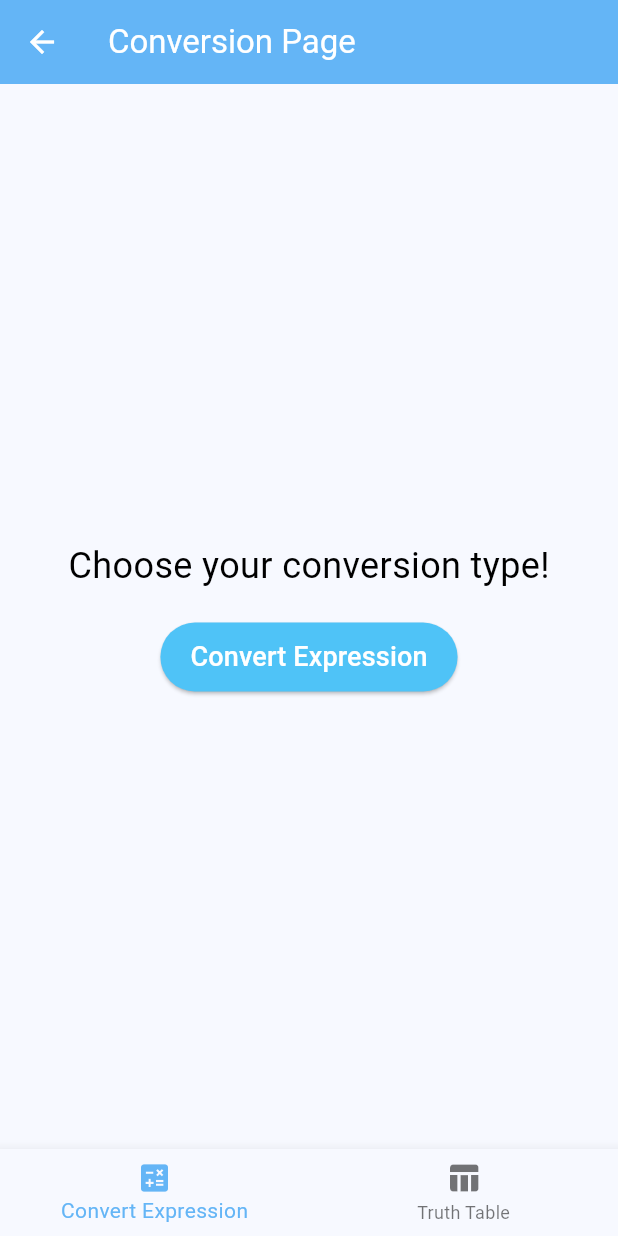
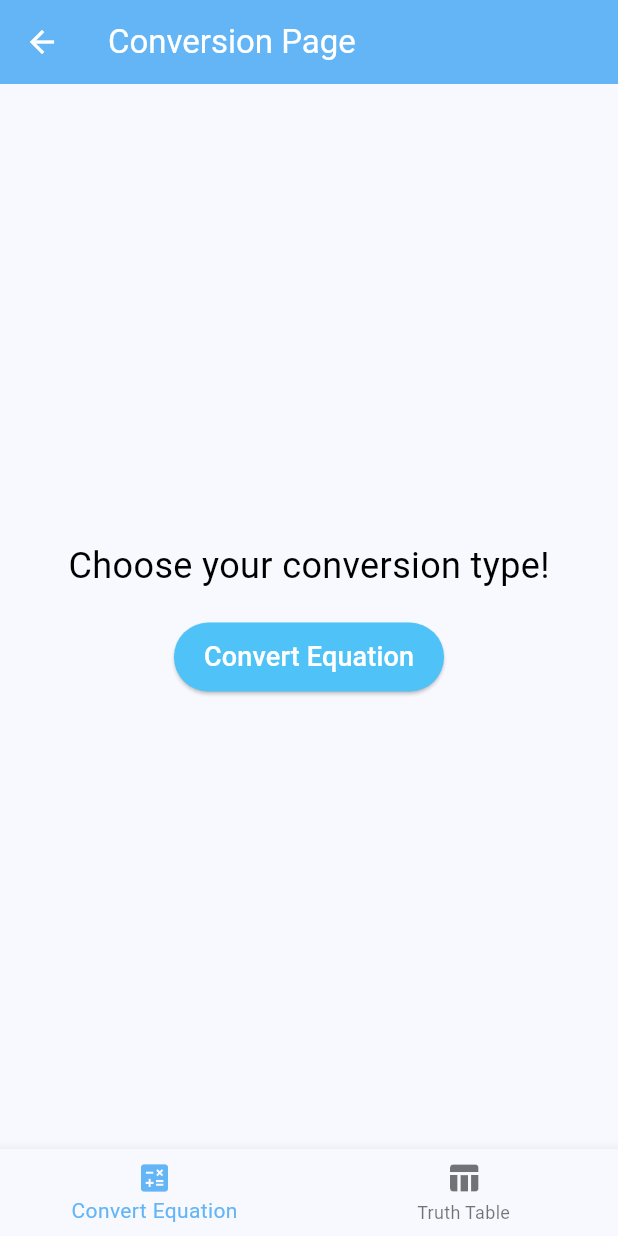
Before and after one commit to Zyldzkie/logicalc, a Flutter app: the screen it shows after launch, after a tap on "Get Started", on a phone screen of 412 x 824 dp. Run offline on Flutter 3.47's test engine with Material 3 defaults, Android fonts, the phone set to English and light mode, and no system bars; our stand-ins replace camera, shared_preferences; missing offline and left inert: expressions, graphview.

Commit message:
[Rename] Expression to Equation

```diff
--- a/lib/main.dart
+++ b/lib/main.dart
@@ -62,7 +62,7 @@ class ConversionPage extends StatelessWidget {
                 );
               },
               child: const Text(
-                'Convert Expression',
+                'Convert Equation',
                 style: TextStyle(fontSize: 18, color: Colors.white),
               ),
             ),
@@ -73,7 +73,7 @@ class ConversionPage extends StatelessWidget {
         items: const [
           BottomNavigationBarItem(
             icon: Icon(Icons.calculate),
-            label: 'Convert Expression',
+            label: 'Convert Equation',
           ),
           BottomNavigationBarItem(
             icon: Icon(Icons.table_chart),
@@ -157,17 +157,17 @@ class _LandingPageState extends State<LandingPage> {
                 _buildFeaturePage(
                   icon: Icons.check_circle,
                   title: 'Efficient Conversions',
-                  description: 'Convert expressions, diagrams, and generate truth tables.',
+                  description: 'Convert equations, diagrams, and generate truth tables.',
                 ),
                 _buildFeaturePage(
                   icon: Icons.calculate,
                   title: 'Analyze Your Data',
-                  description: 'Utilize our tools to analyze your logical expressions and data.',
+                  description: 'Utilize our tools to analyze your logical equations and data.',
                 ),
                 _buildFeaturePage(
                   icon: Icons.table_chart,
                   title: 'Generate Truth Tables',
-                  description: 'Easily create truth tables from your logical expressions.',
+                  description: 'Easily create truth tables from your logical equations.',
                 ),
               ],
             ),
--- a/lib/result_screen.dart
+++ b/lib/result_screen.dart
@@ -181,7 +181,7 @@ class ResultScreen extends StatelessWidget {
                 crossAxisAlignment: CrossAxisAlignment.start,
                 children: [
                   Text(
-                    'Expression: $expression',
+                    'Equation: $expression',
                     style: const TextStyle(fontSize: 18, fontWeight: FontWeight.bold),
                   ),
                   const SizedBox(height: 40),
--- a/lib/screens/expression_input.dart
+++ b/lib/screens/expression_input.dart
@@ -130,7 +130,7 @@ class _ExpressionInputState extends State<ExpressionInput> {
   Widget build(BuildContext context) {
     return Scaffold(
       appBar: AppBar(
-        title: const Text('Expression Input', style: TextStyle(color: Colors.white)),
+        title: const Text('Equation Input', style: TextStyle(color: Colors.white)),
         backgroundColor: Theme.of(context).colorScheme.primary,
         iconTheme: const IconThemeData(color: Colors.white),
       ),
@@ -139,7 +139,7 @@ class _ExpressionInputState extends State<ExpressionInput> {
         child: Column(
           children: [
             const Text(
-              'Input your Expression:',
+              'Input your Equation:',
               style: TextStyle(fontSize: 24, color: Colors.black),
             ),
             const SizedBox(height: 20),
@@ -148,7 +148,7 @@ class _ExpressionInputState extends State<ExpressionInput> {
               readOnly: true,
               decoration: InputDecoration(
                 border: const OutlineInputBorder(),
-                labelText: 'Expression',
+                labelText: 'Equation',
                 errorText: _validationError,
               ),
             ),
--- a/lib/screens/history_page.dart
+++ b/lib/screens/history_page.dart
@@ -37,7 +37,7 @@ class _HistoryPageState extends State<HistoryPage> {
   Widget build(BuildContext context) {
     return Scaffold(
       appBar: AppBar(
-        title: const Text('Expression History'),
+        title: const Text('Equation History'),
         backgroundColor: Theme.of(context).colorScheme.primary,
         foregroundColor: Colors.white,
         actions: [
```
